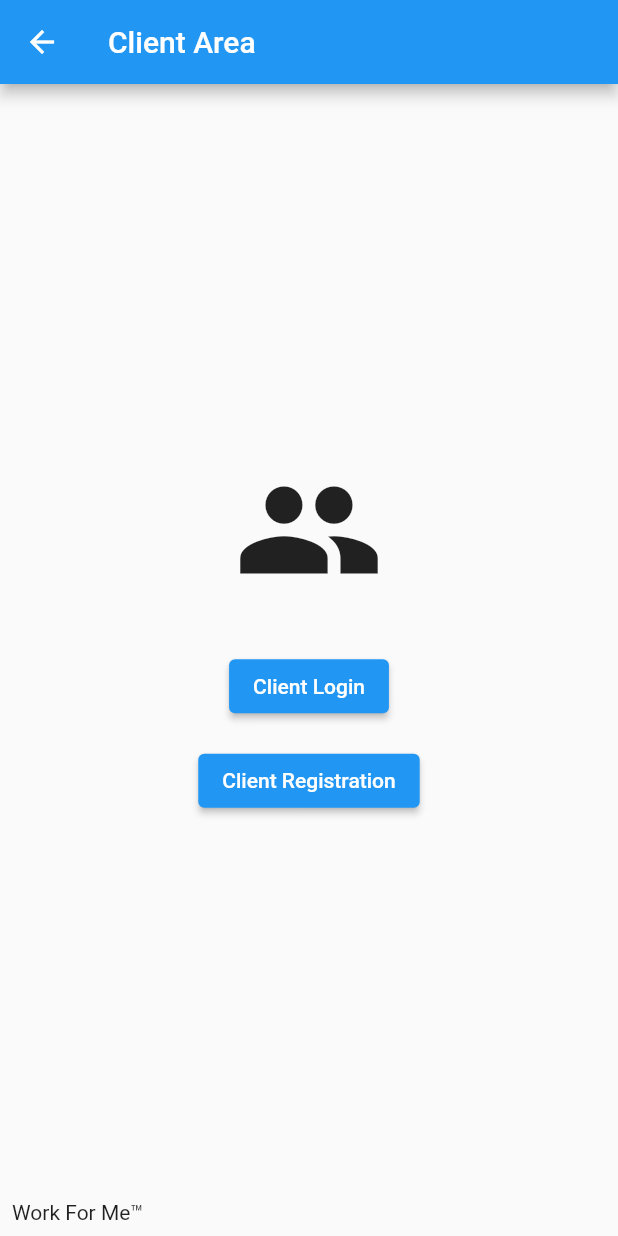
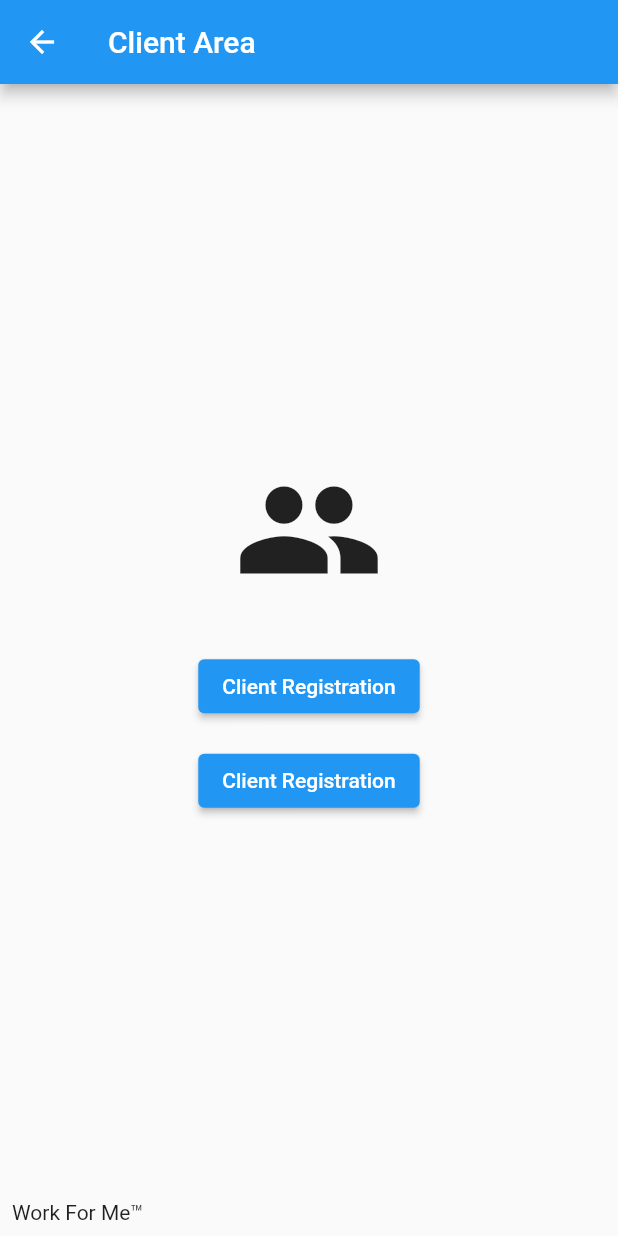
Before and after one commit to BrownYoga/Work-For-Me, a Flutter app: the ClientRegLog screen opened by its route, on a phone screen of 412 x 824 dp. Run offline on Flutter 3.47's test engine with Material 2 defaults, Android fonts, the phone set to English and light mode, and no system bars; our stand-ins replace flutter_spinkit.

Commit message:
Update client_reg_log.dart

```diff
--- a/work_for_me/lib/client/client_reg_log.dart
+++ b/work_for_me/lib/client/client_reg_log.dart
@@ -21,9 +21,9 @@ class ClientRegLog extends StatelessWidget {
             const SizedBox(height: 30),
             ElevatedButton(
               onPressed: () {
-                // Navigate to Client Login
+                Navigator.pushNamed(context, '/client_login');
               },
-              child: const Text('Client Login'),
+              child: const Text('Client Registration'),
             ),
             const SizedBox(height: 15),
             ElevatedButton(
```
